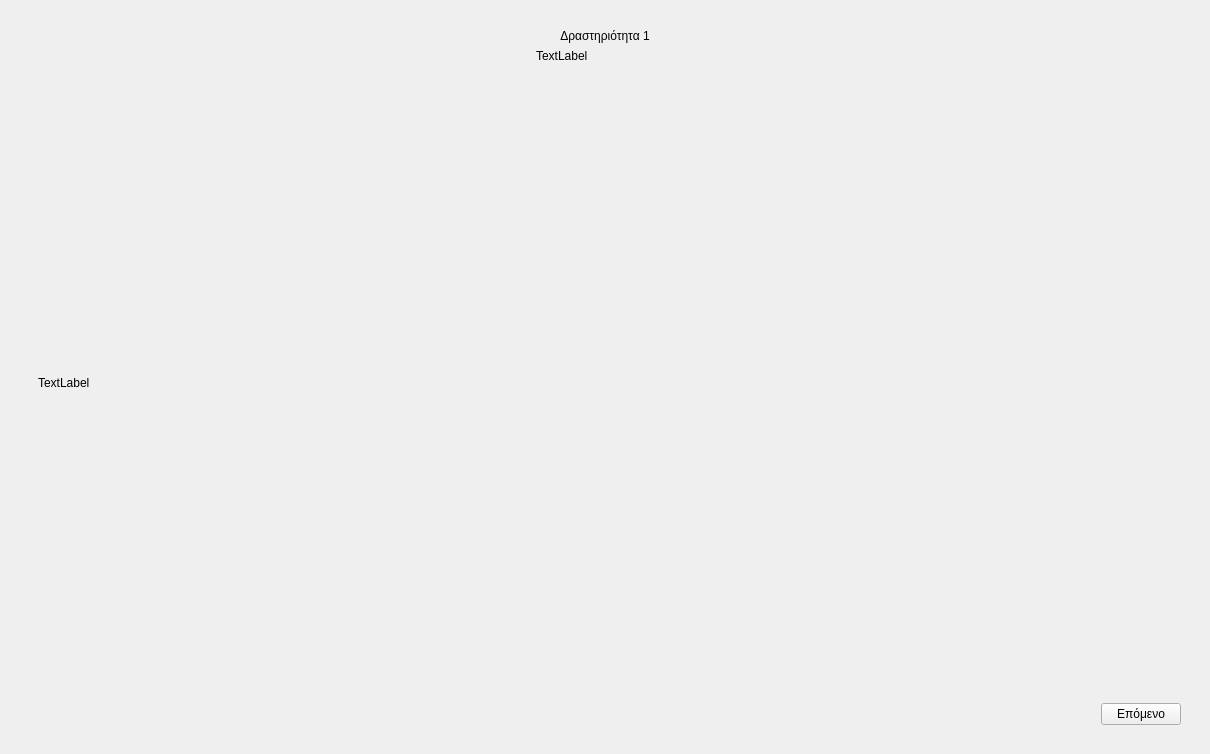
Before: the Qt Designer form user_interface/resources/page2.ui in smattha/robotHuman, drawn with Qt 5.
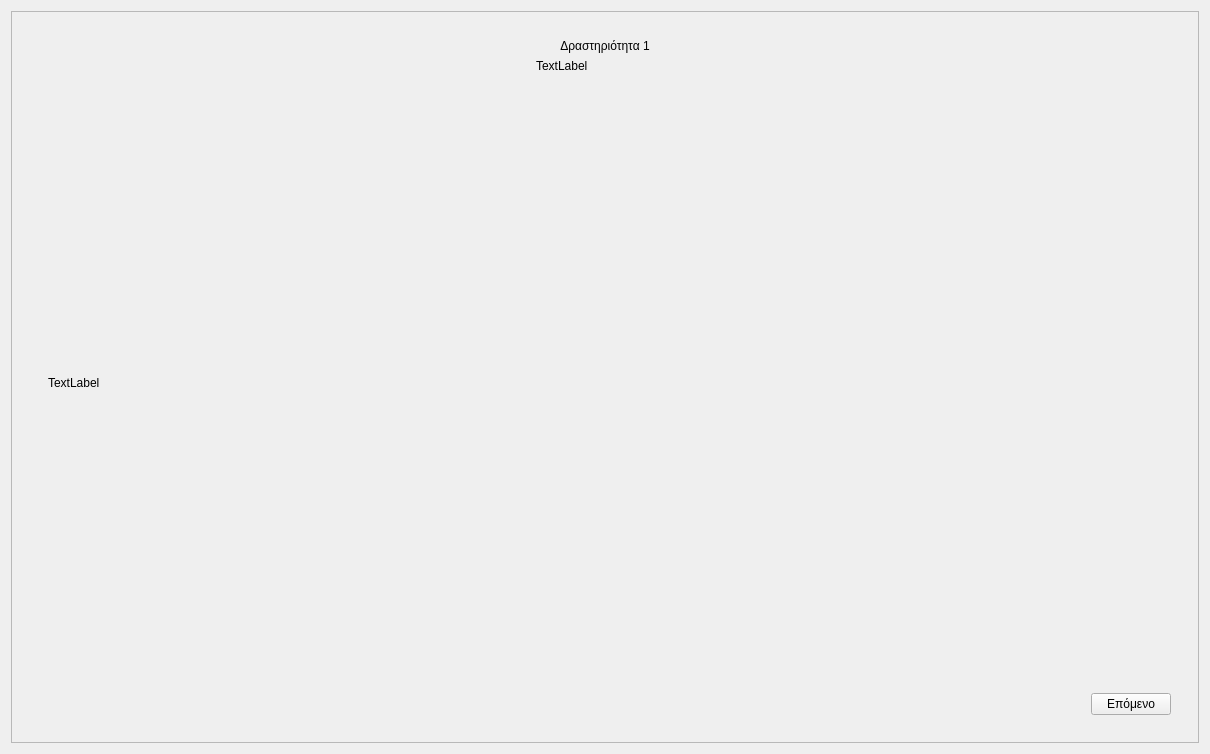
After: the same form once the commit is applied. The open tabs and pages were chosen to show the change.

What changed in the file:
```diff
--- a/user_interface/resources/page2.ui
+++ b/user_interface/resources/page2.ui
@@ -14,6 +14,21 @@
    <string>Form</string>
   </property>
   <layout class="QGridLayout" name="gridLayout_2">
+   <item row="1" column="0">
+    <widget class="QScrollArea" name="scrollArea">
+     <property name="widgetResizable">
+      <bool>true</bool>
+     </property>
+     <widget class="QWidget" name="scrollAreaWidgetContents_2">
+      <property name="geometry">
+       <rect>
+        <x>0</x>
+        <y>0</y>
+        <width>1190</width>
+        <height>734</height>
+       </rect>
+      </property>
+      <layout class="QGridLayout" name="gridLayout_10">
    <item row="0" column="0">
     <widget class="QStackedWidget" name="stackedWidget">
      <property name="currentIndex">
@@ -203,6 +218,10 @@
           </widget>
          </item>
         </layout>
+           </item>
+          </layout>
+         </widget>
+        </widget>
        </item>
       </layout>
      </widget>
```
Left out of the diff: 38 changed lines with no effect on the pictures. Lines whose indentation alone changed are shown as unchanged.
